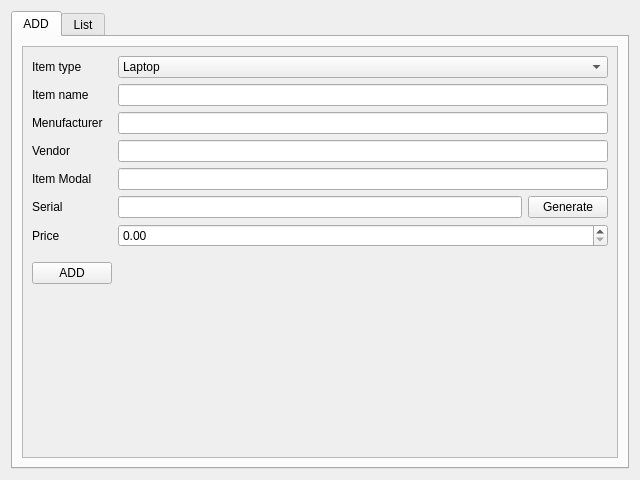
Qt form widgets/store.ui (abdulroufsidhu/bms) before a commit.
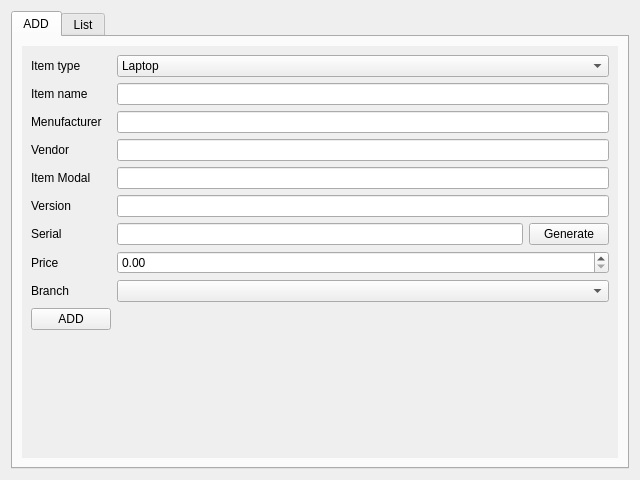
The same form after that commit. The open tabs and pages were chosen to show the change. Icons and pictures are not drawn.

The edit to the form file:
```diff
--- a/widgets/store.ui
+++ b/widgets/store.ui
@@ -39,6 +39,9 @@
       <layout class="QGridLayout" name="gridLayout_2">
        <item row="0" column="0">
         <widget class="QScrollArea" name="scrollArea">
+         <property name="frameShape">
+          <enum>QFrame::NoFrame</enum>
+         </property>
          <property name="widgetResizable">
           <bool>true</bool>
          </property>
@@ -47,8 +50,8 @@
            <rect>
             <x>0</x>
             <y>0</y>
-            <width>598</width>
-            <height>408</height>
+            <width>600</width>
+            <height>410</height>
            </rect>
           </property>
           <layout class="QGridLayout" name="gridLayout_3">
@@ -126,13 +129,23 @@
               <widget class="QLineEdit" name="le_modal"/>
              </item>
              <item row="5" column="0">
+              <widget class="QLabel" name="label_9">
+               <property name="text">
+                <string>Version</string>
+               </property>
+              </widget>
+             </item>
+             <item row="5" column="1">
+              <widget class="QLineEdit" name="le_version"/>
+             </item>
+             <item row="6" column="0">
               <widget class="QLabel" name="label_6">
                <property name="text">
                 <string>Serial</string>
                </property>
               </widget>
              </item>
-             <item row="5" column="1">
+             <item row="6" column="1">
               <layout class="QHBoxLayout" name="horizontalLayout">
                <item>
                 <widget class="QLineEdit" name="le_serial"/>
@@ -146,35 +159,57 @@
                </item>
               </layout>
              </item>
-             <item row="6" column="0">
+             <item row="7" column="0">
               <widget class="QLabel" name="label_7">
                <property name="text">
                 <string>Price</string>
                </property>
               </widget>
              </item>
-             <item row="6" column="1">
+             <item row="7" column="1">
               <widget class="QDoubleSpinBox" name="sb_price">
                <property name="maximum">
                 <double>1000000000000000013287555072.000000000000000</double>
                </property>
               </widget>
              </item>
-             <item row="7" column="0">
+             <item row="8" column="0">
+              <widget class="QLabel" name="label">
+               <property name="frameShape">
+                <enum>QFrame::NoFrame</enum>
+               </property>
+               <property name="frameShadow">
+                <enum>QFrame::Plain</enum>
+               </property>
+               <property name="text">
+                <string>Branch</string>
+               </property>
+              </widget>
+             </item>
+             <item row="8" column="1">
+              <widget class="QComboBox" name="cb_add_item_branch"/>
+             </item>
+             <item row="10" column="0">
               <widget class="Line" name="line">
                <property name="orientation">
                 <enum>Qt::Horizontal</enum>
                </property>
               </widget>
              </item>
-             <item row="8" column="0">
+             <item row="9" column="0">
               <widget class="QPushButton" name="btn_add_inventory">
                <property name="sizePolicy">
-                <sizepolicy hsizetype="Minimum" vsizetype="Preferred">
+                <sizepolicy hsizetype="Preferred" vsizetype="Preferred">
                  <horstretch>0</horstretch>
                  <verstretch>0</verstretch>
                 </sizepolicy>
                </property>
+               <property name="maximumSize">
+                <size>
+                 <width>16777215</width>
+                 <height>16777215</height>
+                </size>
+               </property>
                <property name="baseSize">
                 <size>
                  <width>0</width>
```
Left out of the diff: 67 changed lines with no effect on the pictures.
